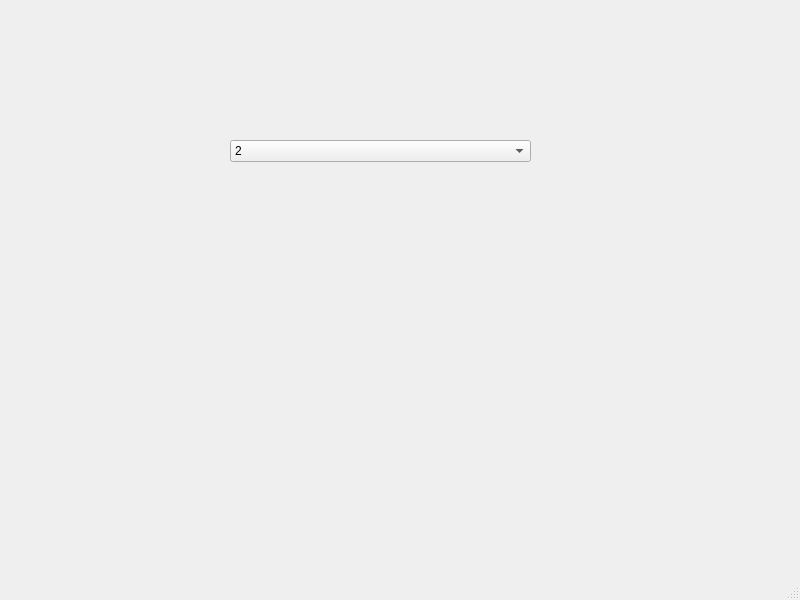
Before: the Qt Designer form UI/ventanaMatricula.ui in sandro12352/proyectoRQS, drawn with Qt 5.
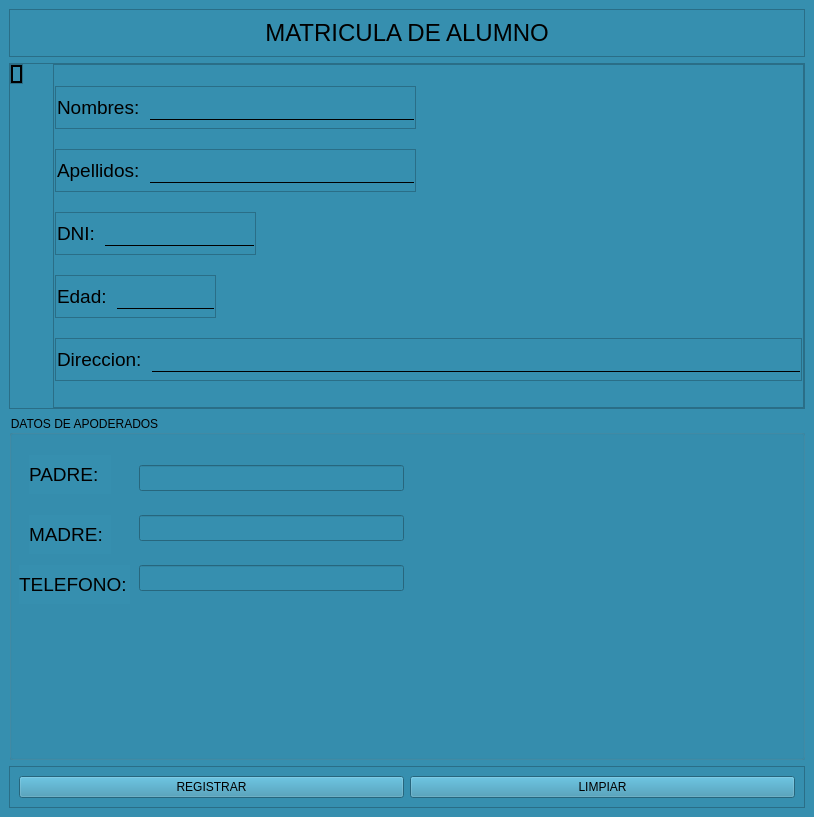
After: the same form once the commit is applied. Icons and pictures are not drawn.

Commit message: Se implemento la logica de registrar alumnos

Patch:
```diff
--- a/UI/ventanaMatricula.ui
+++ b/UI/ventanaMatricula.ui
@@ -6,51 +6,622 @@
    <rect>
     <x>0</x>
     <y>0</y>
-    <width>800</width>
-    <height>600</height>
+    <width>814</width>
+    <height>817</height>
    </rect>
   </property>
   <property name="windowTitle">
    <string>MainWindow</string>
   </property>
   <widget class="QWidget" name="centralwidget">
-   <widget class="QComboBox" name="cboCuenta">
-    <property name="geometry">
-     <rect>
-      <x>230</x>
-      <y>140</y>
-      <width>301</width>
-      <height>22</height>
-     </rect>
-    </property>
-    <item>
-     <property name="text">
-      <string>2</string>
-     </property>
-    </item>
-    <item>
-     <property name="text">
-      <string>1</string>
-     </property>
-    </item>
-    <item>
-     <property name="text">
-      <string>Cerrar</string>
-     </property>
-    </item>
-   </widget>
-  </widget>
-  <widget class="QMenuBar" name="menubar">
-   <property name="geometry">
-    <rect>
-     <x>0</x>
-     <y>0</y>
-     <width>800</width>
-     <height>21</height>
-    </rect>
+   <property name="styleSheet">
+    <string notr="true">background:#368faf</string>
    </property>
+   <layout class="QVBoxLayout" name="verticalLayout">
+    <item>
+     <widget class="QFrame" name="frame_3">
+      <property name="frameShape">
+       <enum>QFrame::StyledPanel</enum>
+      </property>
+      <property name="frameShadow">
+       <enum>QFrame::Raised</enum>
+      </property>
+      <layout class="QVBoxLayout" name="verticalLayout_3">
+       <item>
+        <widget class="QLabel" name="label">
+         <property name="font">
+          <font>
+           <pointsize>18</pointsize>
+           <weight>50</weight>
+           <bold>false</bold>
+          </font>
+         </property>
+         <property name="text">
+          <string>MATRICULA DE ALUMNO</string>
+         </property>
+         <property name="alignment">
+          <set>Qt::AlignCenter</set>
+         </property>
+        </widget>
+       </item>
+      </layout>
+     </widget>
+    </item>
+    <item>
+     <widget class="QFrame" name="frame_4">
+      <property name="sizePolicy">
+       <sizepolicy hsizetype="Preferred" vsizetype="Expanding">
+        <horstretch>0</horstretch>
+        <verstretch>0</verstretch>
+       </sizepolicy>
+      </property>
+      <property name="styleSheet">
+       <string notr="true">border-top</string>
+      </property>
+      <property name="frameShape">
+       <enum>QFrame::StyledPanel</enum>
+      </property>
+      <property name="frameShadow">
+       <enum>QFrame::Raised</enum>
+      </property>
+      <layout class="QHBoxLayout" name="horizontalLayout_7">
+       <property name="spacing">
+        <number>30</number>
+       </property>
+       <property name="leftMargin">
+        <number>0</number>
+       </property>
+       <property name="topMargin">
+        <number>0</number>
+       </property>
+       <property name="rightMargin">
+        <number>0</number>
+       </property>
+       <property name="bottomMargin">
+        <number>0</number>
+       </property>
+       <item alignment="Qt::AlignTop">
+        <widget class="QFrame" name="frame_11">
+         <property name="frameShape">
+          <enum>QFrame::StyledPanel</enum>
+         </property>
+         <property name="frameShadow">
+          <enum>QFrame::Raised</enum>
+         </property>
+         <layout class="QHBoxLayout" name="horizontalLayout_6">
+          <property name="spacing">
+           <number>0</number>
+          </property>
+          <property name="leftMargin">
+           <number>0</number>
+          </property>
+          <property name="topMargin">
+           <number>0</number>
+          </property>
+          <property name="rightMargin">
+           <number>0</number>
+          </property>
+          <property name="bottomMargin">
+           <number>0</number>
+          </property>
+          <item>
+           <widget class="QFrame" name="frame">
+            <property name="maximumSize">
+             <size>
+              <width>171</width>
+              <height>181</height>
+             </size>
+            </property>
+            <property name="styleSheet">
+             <string notr="true">border:1px solid #000;</string>
+            </property>
+            <property name="frameShape">
+             <enum>QFrame::StyledPanel</enum>
+            </property>
+            <property name="frameShadow">
+             <enum>QFrame::Raised</enum>
+            </property>
+            <layout class="QVBoxLayout" name="verticalLayout_2">
+             <property name="spacing">
+              <number>0</number>
+             </property>
+             <property name="leftMargin">
+              <number>0</number>
+             </property>
+             <property name="topMargin">
+              <number>0</number>
+             </property>
+             <property name="rightMargin">
+              <number>0</number>
+             </property>
+             <property name="bottomMargin">
+              <number>0</number>
+             </property>
+             <item>
+              <widget class="QLabel" name="label_2">
+               <property name="text">
+                <string/>
+               </property>
+               <property name="pixmap">
+                <pixmap>../../../Downloads/graduado (1).png</pixmap>
+               </property>
+               <property name="scaledContents">
+                <bool>true</bool>
+               </property>
+              </widget>
+             </item>
+            </layout>
+           </widget>
+          </item>
+         </layout>
+        </widget>
+       </item>
+       <item>
+        <widget class="QFrame" name="frame_5">
+         <property name="styleSheet">
+          <string notr="true">.QFrame{
+	padding:1;
+	margin:0px;
+	
+}
+
+.QLineEdit{
+	border:none;
+	border-bottom:1px solid #000;
+	padding:2px;
+
+}</string>
+         </property>
+         <property name="frameShape">
+          <enum>QFrame::StyledPanel</enum>
+         </property>
+         <property name="frameShadow">
+          <enum>QFrame::Raised</enum>
+         </property>
+         <layout class="QVBoxLayout" name="verticalLayout_5">
+          <property name="spacing">
+           <number>0</number>
+          </property>
+          <property name="leftMargin">
+           <number>0</number>
+          </property>
+          <property name="topMargin">
+           <number>0</number>
+          </property>
+          <property name="rightMargin">
+           <number>0</number>
+          </property>
+          <property name="bottomMargin">
+           <number>0</number>
+          </property>
+          <item>
+           <widget class="QFrame" name="frame_6">
+            <property name="minimumSize">
+             <size>
+              <width>361</width>
+              <height>25</height>
+             </size>
+            </property>
+            <property name="maximumSize">
+             <size>
+              <width>361</width>
+              <height>43</height>
+             </size>
+            </property>
+            <property name="frameShape">
+             <enum>QFrame::StyledPanel</enum>
+            </property>
+            <property name="frameShadow">
+             <enum>QFrame::Raised</enum>
+            </property>
+            <layout class="QHBoxLayout" name="horizontalLayout">
+             <property name="spacing">
+              <number>10</number>
+             </property>
+             <property name="leftMargin">
+              <number>0</number>
+             </property>
+             <property name="topMargin">
+              <number>0</number>
+             </property>
+             <property name="rightMargin">
+              <number>0</number>
+             </property>
+             <property name="bottomMargin">
+              <number>0</number>
+             </property>
+             <item>
+              <widget class="QLabel" name="label_3">
+               <property name="font">
+                <font>
+                 <pointsize>14</pointsize>
+                </font>
+               </property>
+               <property name="text">
+                <string>Nombres:</string>
+               </property>
+              </widget>
+             </item>
+             <item>
+              <widget class="QLineEdit" name="txtNombres">
+               <property name="font">
+                <font>
+                 <pointsize>12</pointsize>
+                </font>
+               </property>
+              </widget>
+             </item>
+            </layout>
+           </widget>
+          </item>
+          <item>
+           <widget class="QFrame" name="frame_7">
+            <property name="minimumSize">
+             <size>
+              <width>361</width>
+              <height>0</height>
+             </size>
+            </property>
+            <property name="maximumSize">
+             <size>
+              <width>361</width>
+              <height>43</height>
+             </size>
+            </property>
+            <property name="frameShape">
+             <enum>QFrame::StyledPanel</enum>
+            </property>
+            <property name="frameShadow">
+             <enum>QFrame::Raised</enum>
+            </property>
+            <layout class="QHBoxLayout" name="horizontalLayout_2">
+             <property name="spacing">
+              <number>10</number>
+             </property>
+             <property name="leftMargin">
+              <number>0</number>
+             </property>
+             <property name="topMargin">
+              <number>0</number>
+             </property>
+             <property name="rightMargin">
+              <number>0</number>
+             </property>
+             <property name="bottomMargin">
+              <number>0</number>
+             </property>
+             <item>
+              <widget class="QLabel" name="label_4">
+               <property name="font">
+                <font>
+                 <pointsize>14</pointsize>
+                </font>
+               </property>
+               <property name="text">
+                <string>Apellidos:</string>
+               </property>
+              </widget>
+             </item>
+             <item>
+              <widget class="QLineEdit" name="txtApellidos">
+               <property name="font">
+                <font>
+                 <pointsize>12</pointsize>
+                </font>
+               </property>
+              </widget>
+             </item>
+            </layout>
+           </widget>
+          </item>
+          <item>
+           <widget class="QFrame" name="frame_8">
+            <property name="maximumSize">
+             <size>
+              <width>201</width>
+              <height>43</height>
+             </size>
+            </property>
+            <property name="frameShape">
+             <enum>QFrame::StyledPanel</enum>
+            </property>
+            <property name="frameShadow">
+             <enum>QFrame::Raised</enum>
+            </property>
+            <layout class="QHBoxLayout" name="horizontalLayout_3">
+             <property name="spacing">
+              <number>10</number>
+             </property>
+             <property name="leftMargin">
+              <number>0</number>
+             </property>
+             <property name="topMargin">
+              <number>0</number>
+             </property>
+             <property name="rightMargin">
+              <number>0</number>
+             </property>
+             <property name="bottomMargin">
+              <number>0</number>
+             </property>
+             <item>
+              <widget class="QLabel" name="label_8">
+               <property name="font">
+                <font>
+                 <pointsize>14</pointsize>
+                </font>
+               </property>
+               <property name="text">
+                <string>DNI:</string>
+               </property>
+              </widget>
+             </item>
+             <item>
+              <widget class="QLineEdit" name="txtDni">
+               <property name="font">
+                <font>
+                 <pointsize>12</pointsize>
+                </font>
+               </property>
+              </widget>
+             </item>
+            </layout>
+           </widget>
+          </item>
+          <item>
+           <widget class="QFrame" name="frame_9">
+            <property name="maximumSize">
+             <size>
+              <width>161</width>
+              <height>43</height>
+             </size>
+            </property>
+            <property name="frameShape">
+             <enum>QFrame::StyledPanel</enum>
+            </property>
+            <property name="frameShadow">
+             <enum>QFrame::Raised</enum>
+            </property>
+            <layout class="QHBoxLayout" name="horizontalLayout_4">
+             <property name="spacing">
+              <number>10</number>
+             </property>
+             <property name="leftMargin">
+              <number>0</number>
+             </property>
+             <property name="topMargin">
+              <number>0</number>
+             </property>
+             <property name="rightMargin">
+              <number>0</number>
+             </property>
+             <property name="bottomMargin">
+              <number>0</number>
+             </property>
+             <item>
+              <widget class="QLabel" name="label_6">
+               <property name="font">
+                <font>
+                 <pointsize>14</pointsize>
+                </font>
+               </property>
+               <property name="text">
+                <string>Edad:</string>
+               </property>
+              </widget>
+             </item>
+             <item>
+              <widget class="QLineEdit" name="txtEdad">
+               <property name="font">
+                <font>
+                 <pointsize>12</pointsize>
+                </font>
+               </property>
+              </widget>
+             </item>
+            </layout>
+           </widget>
+          </item>
+          <item>
+           <widget class="QFrame" name="frame_10">
+            <property name="maximumSize">
+             <size>
+              <width>16777215</width>
+              <height>43</height>
+             </size>
+            </property>
+            <property name="frameShape">
+             <enum>QFrame::StyledPanel</enum>
+            </property>
+            <property name="frameShadow">
+             <enum>QFrame::Raised</enum>
+            </property>
+            <layout class="QHBoxLayout" name="horizontalLayout_5">
+             <property name="spacing">
+              <number>10</number>
+             </property>
+             <property name="leftMargin">
+              <number>0</number>
+             </property>
+             <property name="topMargin">
+              <number>0</number>
+             </property>
+             <property name="rightMargin">
+              <number>0</number>
+             </property>
+             <property name="bottomMargin">
+              <number>0</number>
+             </property>
+             <item>
+              <widget class="QLabel" name="label_7">
+               <property name="font">
+                <font>
+                 <pointsize>14</pointsize>
+                </font>
+               </property>
+               <property name="text">
+                <string>Direccion:</string>
+               </property>
+              </widget>
+             </item>
+             <item>
+              <widget class="QLineEdit" name="txtDireccion">
+               <property name="font">
+                <font>
+                 <pointsize>12</pointsize>
+                </font>
+               </property>
+              </widget>
+             </item>
+            </layout>
+           </widget>
+          </item>
+         </layout>
+        </widget>
+       </item>
+      </layout>
+     </widget>
+    </item>
+    <item>
+     <widget class="QGroupBox" name="groupBox">
+      <property name="sizePolicy">
+       <sizepolicy hsizetype="Preferred" vsizetype="Expanding">
+        <horstretch>0</horstretch>
+        <verstretch>0</verstretch>
+       </sizepolicy>
+      </property>
+      <property name="title">
+       <string>DATOS DE APODERADOS</string>
+      </property>
+      <widget class="QLabel" name="label_5">
+       <property name="geometry">
+        <rect>
+         <x>20</x>
+         <y>40</y>
+         <width>82</width>
+         <height>39</height>
+        </rect>
+       </property>
+       <property name="font">
+        <font>
+         <pointsize>14</pointsize>
+        </font>
+       </property>
+       <property name="text">
+        <string>PADRE:</string>
+       </property>
+      </widget>
+      <widget class="QLabel" name="label_9">
+       <property name="geometry">
+        <rect>
+         <x>20</x>
+         <y>100</y>
+         <width>82</width>
+         <height>39</height>
+        </rect>
+       </property>
+       <property name="font">
+        <font>
+         <pointsize>14</pointsize>
+        </font>
+       </property>
+       <property name="text">
+        <string>MADRE:</string>
+       </property>
+      </widget>
+      <widget class="QLineEdit" name="txtPadre">
+       <property name="geometry">
+        <rect>
+         <x>130</x>
+         <y>50</y>
+         <width>265</width>
+         <height>26</height>
+        </rect>
+       </property>
+       <property name="font">
+        <font>
+         <pointsize>12</pointsize>
+        </font>
+       </property>
+      </widget>
+      <widget class="QLineEdit" name="txtMadre">
+       <property name="geometry">
+        <rect>
+         <x>130</x>
+         <y>100</y>
+         <width>265</width>
+         <height>26</height>
+        </rect>
+       </property>
+       <property name="font">
+        <font>
+         <pointsize>12</pointsize>
+        </font>
+       </property>
+      </widget>
+      <widget class="QLabel" name="label_10">
+       <property name="geometry">
+        <rect>
+         <x>10</x>
+         <y>150</y>
+         <width>111</width>
+         <height>39</height>
+        </rect>
+       </property>
+       <property name="font">
+        <font>
+         <pointsize>14</pointsize>
+        </font>
+       </property>
+       <property name="text">
+        <string>TELEFONO:</string>
+       </property>
+      </widget>
+      <widget class="QLineEdit" name="txtTelefono">
+       <property name="geometry">
+        <rect>
+         <x>130</x>
+         <y>150</y>
+         <width>265</width>
+         <height>26</height>
+        </rect>
+       </property>
+       <property name="font">
+        <font>
+         <pointsize>12</pointsize>
+        </font>
+       </property>
+      </widget>
+     </widget>
+    </item>
+    <item>
+     <widget class="QFrame" name="frame_2">
+      <property name="frameShape">
+       <enum>QFrame::StyledPanel</enum>
+      </property>
+      <property name="frameShadow">
+       <enum>QFrame::Raised</enum>
+      </property>
+      <layout class="QHBoxLayout" name="horizontalLayout_8">
+       <item>
+        <widget class="QPushButton" name="btnRegistrar">
+         <property name="text">
+          <string>REGISTRAR</string>
+         </property>
+        </widget>
+       </item>
+       <item>
+        <widget class="QPushButton" name="btnLimpiar">
+         <property name="text">
+          <string>LIMPIAR</string>
+         </property>
+        </widget>
+       </item>
+      </layout>
+     </widget>
+    </item>
+   </layout>
   </widget>
-  <widget class="QStatusBar" name="statusbar"/>
  </widget>
  <resources/>
  <connections/>
```
The commit also changes 13 other files.
